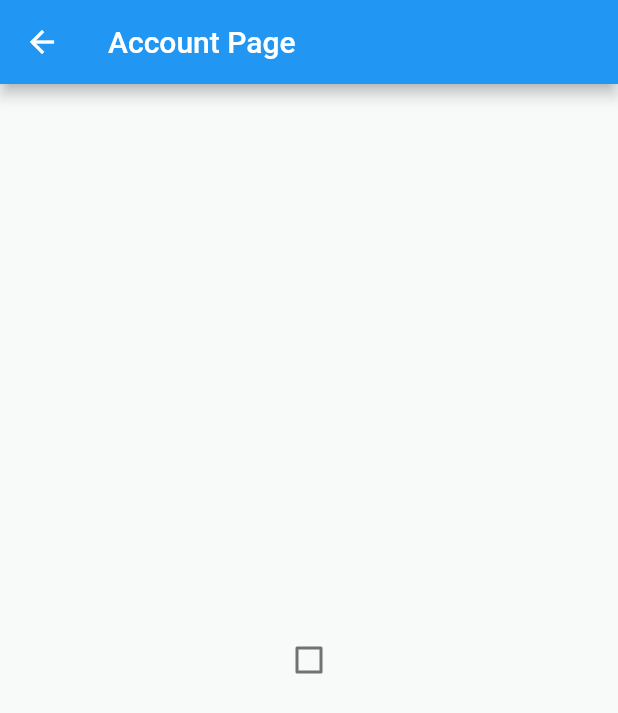
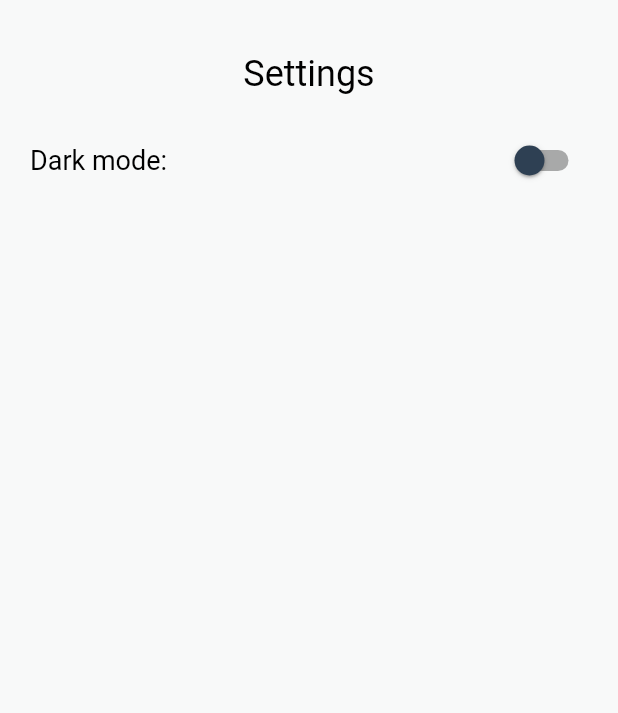
Before and after one commit to Zyza123/flyhi, a Flutter app: the AccountPage screen opened directly, on a phone screen of 412 x 824 dp. Shown: the top 713 px of the screen. Run offline on Flutter 3.47's test engine with Material 2 defaults, Android fonts, the light colour scheme and no system bars; our stand-ins replace google_nav_bar, ionicons, shared_preferences; accounts and stored records are empty.

Commit message:
sprawny ciemny motyw i nawigacja
dodanie nawigacji i sprawnego ciemnego motywu

```diff
--- a/lib/MenuPages/Theme/Styles.dart
+++ b/lib/MenuPages/Theme/Styles.dart
@@ -10,13 +10,15 @@ class Styles with ChangeNotifier{
  late Color classicFont;
  late Color fontMenuOff;
  late Color fontMenuActive;
+ late Color switchColors;
 
  void setColors(bool darkMode){
   mainBackgroundColor = !darkMode ? Color(0xFFF8F9F9) : Color(0xFF161616);
   elementsInBg = !darkMode ? Color(0xFFF1F1F1) : Color(0xFF2E4053);
   menuBg = !darkMode ? Color(0xFFFFFFFF) : Color(0xFF161616);
-  classicFont = !darkMode ? Color(0xFF000000) : Color(0xF9F9F9);
+  classicFont = !darkMode ? Color(0xFF000000) : Color(0xFFF9F9F9);
   fontMenuOff = !darkMode ? Colors.grey.shade700 : Colors.grey.shade500;
   fontMenuActive = !darkMode ? Colors.black : Colors.white;
+  switchColors = !darkMode ? Color(0xFF2E4053) : Color(0xFFF1F1F1);
  }
 }
--- a/lib/MenuPages/accountPage.dart
+++ b/lib/MenuPages/accountPage.dart
@@ -20,14 +20,34 @@ class _AccountPageState extends State<AccountPage> {
     styles.setColors(themeChange.darkTheme);
     return Scaffold(
       backgroundColor: styles.mainBackgroundColor,
-      appBar: AppBar(
-        title: Text('Account Page'),
+      body: Padding(
+        padding: const EdgeInsets.only(left: 20.0,right:20,top: 35),
+        child: Container(
+          width: MediaQuery.of(context).size.width,
+          height: MediaQuery.of(context).size.height,
+          child: Column(
+            mainAxisAlignment: MainAxisAlignment.start,
+            children: [
+              Align(
+                alignment: Alignment.center,
+                child: Container(
+                  child: Text("Settings",style: TextStyle(
+                    color: styles.classicFont,fontSize: 24,),),
                 ),
-      body: Center(
-        child: Column(
-          mainAxisAlignment: MainAxisAlignment.center,
+              ),
+              SizedBox(height: 20,),
+              Container(
+                child: Row(
+                  mainAxisSize: MainAxisSize.max,
+                  mainAxisAlignment: MainAxisAlignment.spaceBetween,
                   children: [
-            Checkbox(
+                    Container(
+                      child: Text("Dark mode:",style: TextStyle(
+                        color: styles.classicFont,fontSize: 18,),),
+                    ),
+                    Switch(
+                      activeColor: styles.switchColors,
+                      inactiveThumbColor: styles.switchColors,
                       value: themeChange.darkTheme,
                       onChanged: (bool? value) {
                         if (value != null) {
@@ -37,6 +57,10 @@ class _AccountPageState extends State<AccountPage> {
                     ),
                   ],
                 ),
+              )
+            ],
+          ),
+        ),
       ),
     );
   }
--- a/lib/MenuPages/homePage.dart
+++ b/lib/MenuPages/homePage.dart
@@ -19,9 +19,6 @@ class _HomePageState extends State<HomePage> {
     styles.setColors(themeChange.darkTheme);
     return Scaffold(
       backgroundColor: styles.mainBackgroundColor,
-      appBar: AppBar(
-        title: Text('Home Page'),
-      ),
     );
   }
 }
--- a/lib/main.dart
+++ b/lib/main.dart
@@ -49,7 +49,7 @@ class _MainAppRouteState extends State<MainAppRoute> {
       return ChangeNotifierProvider(
         create: (_) {
           print('notified');
-          return DarkThemeProvider();
+          return themeChangeProvider;
         },
         child: Consumer<DarkThemeProvider>(
           builder: (context, value,child){
```
Also changed, not shown: lib/MenuPages/achievementsPage.dart (+9 -1 lines), lib/MenuPages/habitPage.dart (+9 -1 lines). Lines whose indentation alone changed are shown as unchanged.
